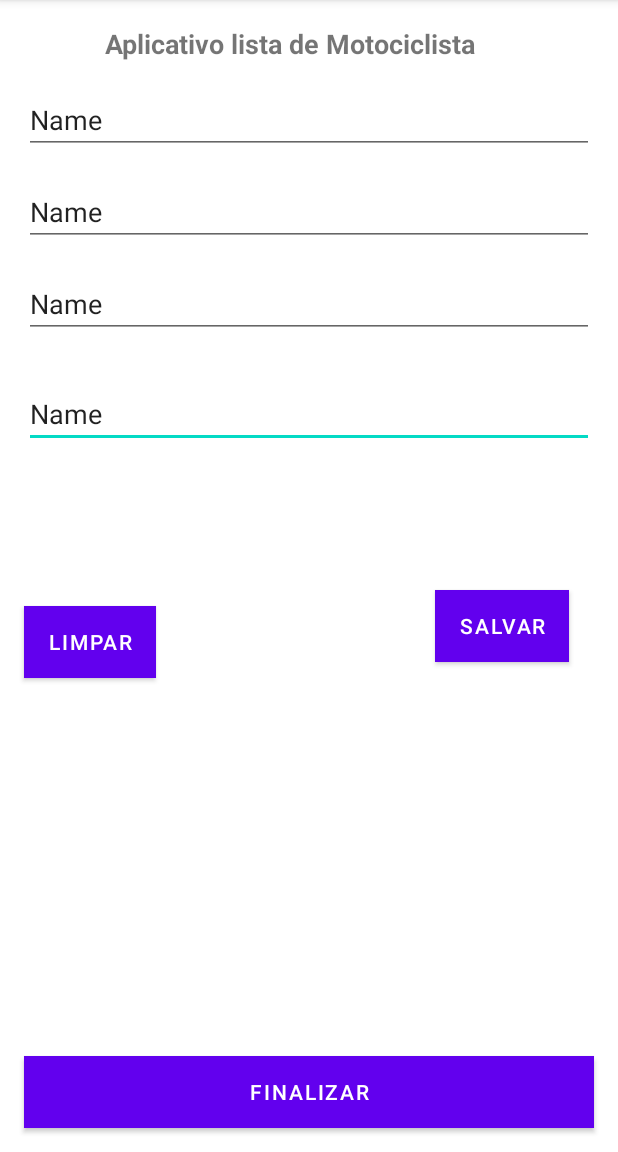
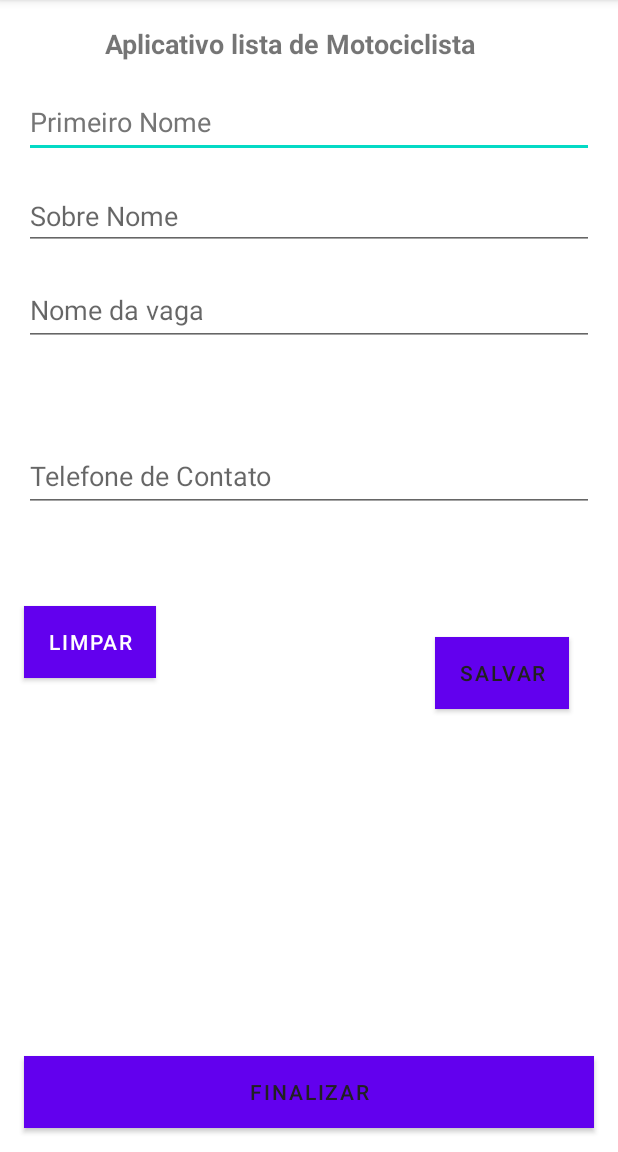
Before and after one commit to renatobrasil1/Curso-Desenvolvimento-Android, an Android app: the screen it shows after launch (MainActivity), on a phone screen of 412 x 824 dp, the part 84-1236 px from its top. Run offline under Robolectric (Android 15) with nearby library versions, the phone set to English and light mode, and no system bars.

Commit message:
Ajustado o layout do aplicativo feito customização de alguns erro

```diff
--- a/Applistamotociclista/app/src/main/res/layout/activity_main.xml
+++ b/Applistamotociclista/app/src/main/res/layout/activity_main.xml
@@ -3,14 +3,14 @@
     xmlns:app="http://schemas.android.com/apk/res-auto"
     xmlns:tools="http://schemas.android.com/tools"
     android:layout_width="match_parent"
-    android:layout_height="match_parent"
-    tools:context=".MainActivity">
+    android:layout_height="match_parent">
+
 
     <TextView
-        android:id="@+id/textView"
+        android:id="@+id/txttitulo"
         android:layout_width="wrap_content"
         android:layout_height="wrap_content"
-        android:text="Aplicativo lista de Motociclista"
+        android:text="@string/txt_titulo"
         android:textSize="18sp"
         android:textStyle="bold"
         app:layout_constraintBottom_toBottomOf="parent"
@@ -21,70 +21,68 @@
         app:layout_constraintVertical_bias="0.022" />
 
     <EditText
-        android:id="@+id/editTextTextPersonName4"
+        android:id="@+id/editPrimeiroNome"
         android:layout_width="match_parent"
-        android:layout_height="wrap_content"
+        android:layout_height="48dp"
         android:layout_margin="16dp"
         android:ems="10"
-        android:hint="Telefone de Contato"
+        android:hint="@string/txt_hint_edit_primeiro_nome"
         android:inputType="textPersonName"
-        android:text="Name"
-        app:layout_constraintBottom_toTopOf="@+id/button"
+        android:minHeight="48dp"
+        android:textColorHint="#757575"
         app:layout_constraintEnd_toEndOf="parent"
         app:layout_constraintStart_toStartOf="parent"
-        app:layout_constraintTop_toBottomOf="@+id/editTextTextPersonName3"
-        app:layout_constraintVertical_bias="0.117" />
+        app:layout_constraintTop_toBottomOf="@+id/txttitulo" />
+
+    <EditText
+        android:id="@+id/editSobreNome"
+        android:layout_width="match_parent"
+        android:layout_height="45dp"
+        android:layout_margin="16dp"
+        android:ems="10"
+        android:hint="@string/txt_hint_edit_sobrenome"
+        android:inputType="textPersonName"
+        android:minHeight="48dp"
+        app:layout_constraintEnd_toEndOf="parent"
+        app:layout_constraintStart_toStartOf="parent"
+        app:layout_constraintTop_toBottomOf="@+id/editPrimeiroNome"
+        tools:ignore="TouchTargetSizeCheck" />
 
     <EditText
         android:id="@+id/editTextTextPersonName3"
         android:layout_width="match_parent"
-        android:layout_height="wrap_content"
+        android:layout_height="48dp"
         android:layout_margin="16dp"
         android:ems="10"
-        android:hint="Nome da vaga"
+        android:hint="@string/txt_hint_edit_nome_da_vaga"
         android:inputType="textPersonName"
-        android:text="Name"
+        android:minHeight="48dp"
         app:layout_constraintEnd_toEndOf="parent"
         app:layout_constraintStart_toStartOf="parent"
-        app:layout_constraintTop_toBottomOf="@+id/editTextTextPersonName2" />
+        app:layout_constraintTop_toBottomOf="@+id/editSobreNome" />
 
     <EditText
-        android:id="@+id/editTextTextPersonName2"
+        android:id="@+id/editTextTextPersonName4"
         android:layout_width="match_parent"
-        android:layout_height="wrap_content"
+        android:layout_height="48dp"
         android:layout_margin="16dp"
         android:ems="10"
-        android:hint="Sobre Nome"
+        android:hint="@string/txt_hint_edit_telefone_de_contato"
         android:inputType="textPersonName"
-        android:text="Name"
+        android:minHeight="48dp"
+        app:layout_constraintBottom_toTopOf="@+id/btbLimpar"
         app:layout_constraintEnd_toEndOf="parent"
         app:layout_constraintStart_toStartOf="parent"
-        app:layout_constraintTop_toBottomOf="@+id/editTextTextPersonName" />
-
-
-
-    <EditText
-        android:id="@+id/editTextTextPersonName"
-        android:layout_width="match_parent"
-        android:layout_height="wrap_content"
-        android:layout_margin="16dp"
-        android:ems="10"
-        android:hint="Primeiro Nome"
-        android:inputType="textPersonName"
-        android:text="Name"
-        app:layout_constraintEnd_toEndOf="parent"
-        app:layout_constraintStart_toStartOf="parent"
-        app:layout_constraintTop_toBottomOf="@+id/textView" />
-
+        app:layout_constraintTop_toBottomOf="@+id/editTextTextPersonName3" />
     <Button
-        android:id="@+id/button"
+        android:id="@+id/btbLimpar"
         android:layout_width="wrap_content"
         android:layout_height="wrap_content"
         android:layout_marginStart="16dp"
         android:layout_marginBottom="252dp"
-        android:background="@color/corBotoes"
-        android:text="Limpar"
-        app:layout_constraintBottom_toTopOf="@+id/button3"
+        android:background="@color/black"
+        android:text="@string/txt_btn_limpar"
+        app:layout_constraintBottom_toTopOf="@+id/btnFinalizar"
         app:layout_constraintStart_toStartOf="parent" />
 
     <Button
@@ -93,25 +91,27 @@
         android:layout_height="wrap_content"
         android:layout_marginEnd="16dp"
         android:background="@color/corBotoes"
-        android:text="Salvar"
-        app:layout_constraintBottom_toTopOf="@+id/button3"
+        android:text="@string/txt_btn_salvar"
+        android:textColor="#212121"
+        app:layout_constraintBottom_toTopOf="@+id/btnFinalizar"
         app:layout_constraintEnd_toEndOf="parent"
         app:layout_constraintHorizontal_bias="0.919"
-        app:layout_constraintStart_toEndOf="@+id/button"
+        app:layout_constraintStart_toEndOf="@+id/btbLimpar"
         app:layout_constraintTop_toBottomOf="@+id/editTextTextPersonName4"
         app:layout_constraintVertical_bias="0.265" />
 
     <Button
-        android:id="@+id/button3"
+        android:id="@+id/btnFinalizar"
         android:layout_width="match_parent"
         android:layout_height="wrap_content"
         android:layout_margin="16dp"
 
-        android:layout_marginBottom="240dp"
+        android:layout_marginBottom="16dp"
         android:background="@color/corBotoes"
-        android:text="Finalizar"
+        android:text="@string/txt_btn_finalizar"
+        android:textColor="#212121"
         app:layout_constraintBottom_toBottomOf="parent"
         app:layout_constraintEnd_toEndOf="parent"
+        app:layout_constraintHorizontal_bias="1.0"
         app:layout_constraintStart_toStartOf="parent" />
-
 </androidx.constraintlayout.widget.ConstraintLayout>
--- a/Applistamotociclista/app/src/main/res/values/strings.xml
+++ b/Applistamotociclista/app/src/main/res/values/strings.xml
@@ -1,3 +1,11 @@
 <resources>
     <string name="app_name">Applistamotociclista</string>
-</resources>
+    <string name="txt_titulo">Aplicativo lista de Motociclista</string>
+    <string name="txt_hint_edit_primeiro_nome">Primeiro Nome</string>
+    <string name="txt_hint_edit_sobrenome">Sobre Nome</string>
+    <string name="txt_hint_edit_nome_da_vaga">Nome da vaga</string>
+    <string name="txt_hint_edit_telefone_de_contato">Telefone de Contato</string>
+     <string name="txt_btn_limpar">LIMPAR</string>
+    <string name="txt_btn_salvar">SALVAR</string>
+    <string name="txt_btn_finalizar">FINALIZAR</string>
+    </resources>
```
Also changed, not shown: 1 other file.
